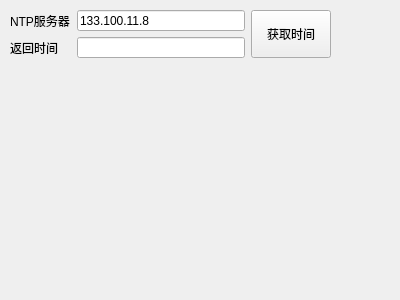
feiyangqingyun/QWidgetDemo, file ntpclient/frmntpclient.ui: the form before one commit.
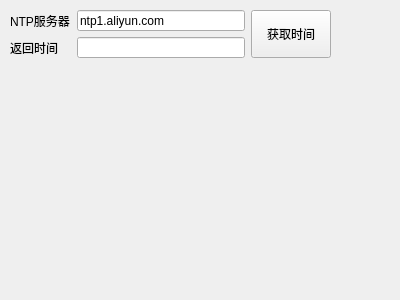
The form after the commit.

Commit message: 更新NTP时间校对

```diff
--- a/ntpclient/frmntpclient.ui
+++ b/ntpclient/frmntpclient.ui
@@ -33,7 +33,7 @@
     <item row="0" column="1">
      <widget class="QLineEdit" name="txtNtpIP">
       <property name="text">
-       <string>133.100.11.8</string>
+       <string>ntp1.aliyun.com</string>
       </property>
      </widget>
     </item>
```
The commit also changes 1 other file.
